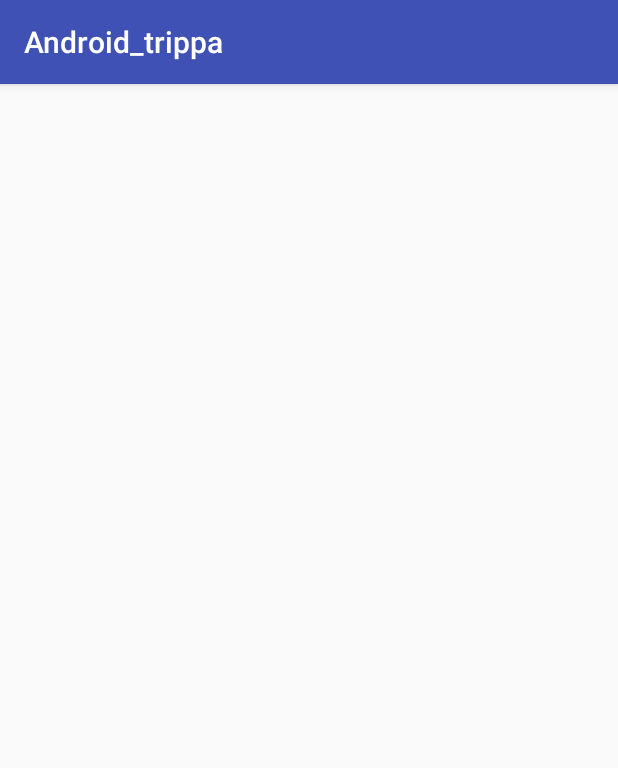
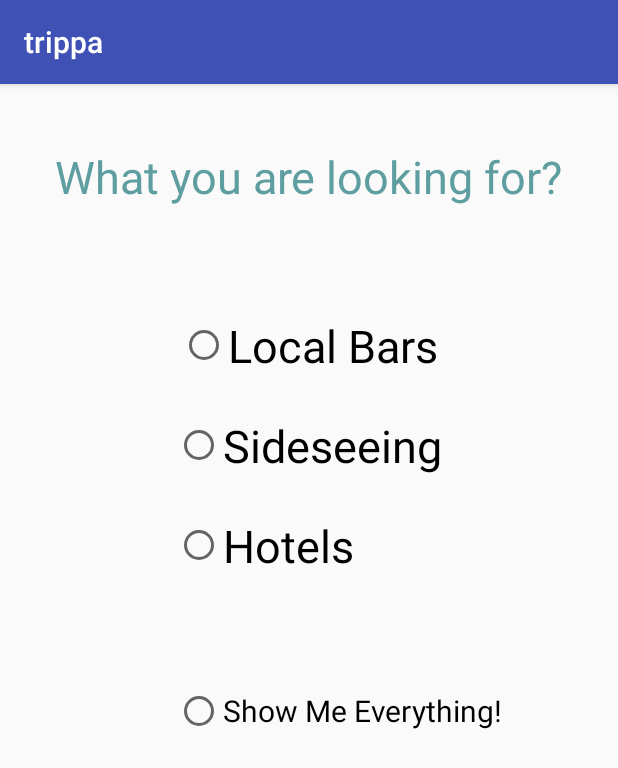
Before and after one commit to kostja93/trippa, an Android app: the SetYourDefaultsActivity screen opened directly, with no data from a screen before it, on a phone screen of 412 x 824 dp. Shown: the top 768 px of the screen. Run offline under Robolectric (Android 15) with nearby library versions, the phone set to English and light mode, and no system bars.

Commit message:
added icon & shit

```diff
--- a/Android_trippa/app/src/main/AndroidManifest.xml
+++ b/Android_trippa/app/src/main/AndroidManifest.xml
@@ -4,7 +4,7 @@
 
     <application
         android:allowBackup="true"
-        android:icon="@mipmap/ic_launcher"
+        android:icon="@drawable/icon"
         android:label="@string/app_name"
         android:supportsRtl="true"
         android:theme="@style/AppTheme">
--- a/Android_trippa/app/src/main/res/layout/activity_set_your_defaults.xml
+++ b/Android_trippa/app/src/main/res/layout/activity_set_your_defaults.xml
@@ -9,4 +9,57 @@
     android:paddingTop="@dimen/activity_vertical_margin"
     tools:context="com.forhackupc2016.mat.android_trippa.SetYourDefaultsActivity">
 
+    <TextView
+        android:paddingTop="25dp"
+        android:layout_width="wrap_content"
+        android:layout_height="wrap_content"
+        android:text="@string/setDefaultsScreenIntroText"
+        android:textSize="30sp"
+        android:textColor="#5F9EA0"
+        android:id="@+id/textView"
+        android:layout_alignParentTop="true"
+        android:layout_centerHorizontal="true" />
+
+    <RadioButton
+        android:layout_width="wrap_content"
+        android:layout_height="wrap_content"
+        android:text="@string/setDefaultsScreenItem1"
+        android:id="@+id/radioButton"
+        android:textSize="30sp"
+        android:layout_marginTop="72dp"
+        android:layout_below="@+id/textView"
+        android:layout_centerHorizontal="true" />
+
+    <RadioButton
+        android:layout_width="wrap_content"
+        android:layout_height="wrap_content"
+        android:text="@string/setDefaultsScreenItem2"
+        android:id="@+id/radioButton2"
+        android:textSize="30sp"
+        android:layout_marginTop="26dp"
+        android:layout_below="@+id/radioButton"
+        android:layout_centerHorizontal="true" />
+
+    <RadioButton
+        android:layout_width="wrap_content"
+        android:layout_height="wrap_content"
+        android:text="@string/setDefaultsScreenItem3"
+        android:id="@+id/radioButton3"
+        android:textSize="30sp"
+        android:layout_marginTop="26dp"
+        android:layout_below="@+id/radioButton2"
+        android:layout_alignLeft="@+id/radioButton2"
+        android:layout_alignStart="@+id/radioButton2" />
+
+    <RadioButton
+        android:layout_width="wrap_content"
+        android:layout_height="wrap_content"
+        android:text="@string/setDefaultsScreenItem4"
+        android:id="@+id/radioButton4"
+        android:textSize="20sp"
+        android:layout_below="@+id/radioButton3"
+        android:layout_alignLeft="@+id/radioButton3"
+        android:layout_alignStart="@+id/radioButton3"
+        android:layout_marginTop="74dp" />
+
 </RelativeLayout>
--- a/Android_trippa/app/src/main/res/values/strings.xml
+++ b/Android_trippa/app/src/main/res/values/strings.xml
@@ -1,6 +1,11 @@
 <resources>
-    <string name="app_name">Android_trippa</string>
+    <string name="app_name">trippa</string>
     <string name="firstScreenUsername">Username</string>
     <string name="firstScreenPassword">Password</string>
     <string name="firstScreenBTNlogin">Login</string>
+    <string name="setDefaultsScreenIntroText">What you are looking for?</string>
+    <string name="setDefaultsScreenItem1">Local Bars</string>
+    <string name="setDefaultsScreenItem2">Sideseeing</string>
+    <string name="setDefaultsScreenItem3">Hotels</string>
+    <string name="setDefaultsScreenItem4">Show Me Everything!</string>
 </resources>
```
